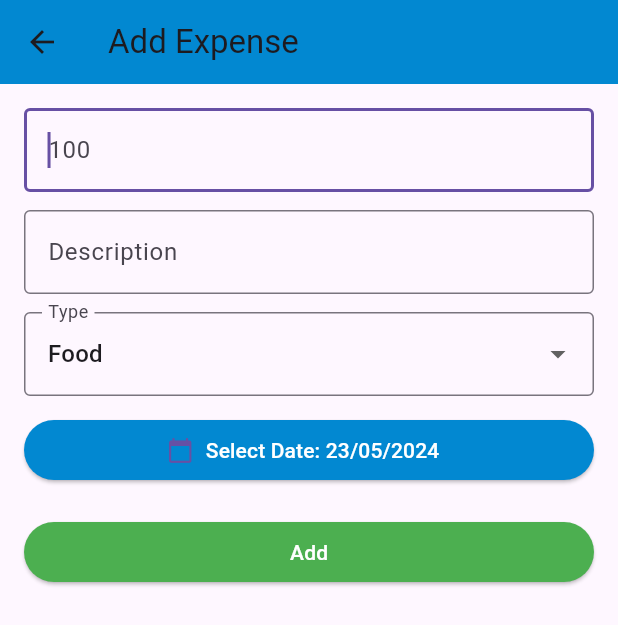
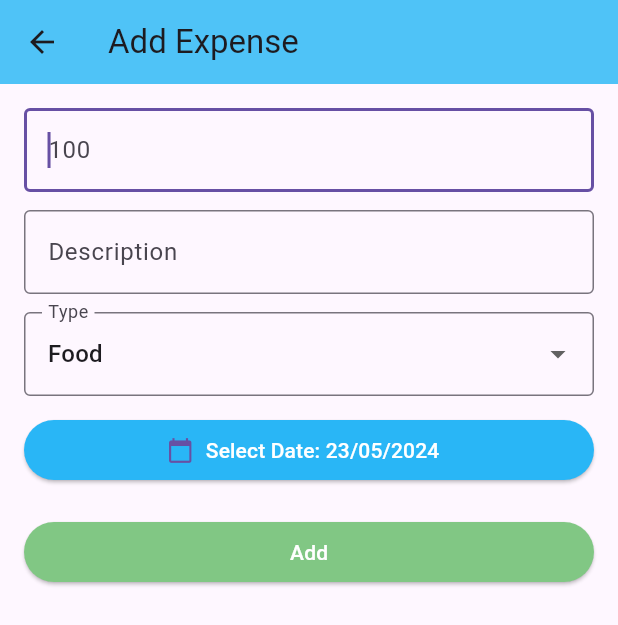
Before and after one commit to abr13/expense_tracker_challenge, a Flutter app: the screen it shows after launch, after a tap on the "add" icon, on a phone screen of 412 x 824 dp. Shown: the top 625 px of the screen. Run offline on Flutter 3.47's test engine with Material 3 defaults, Android fonts, the phone set to English and light mode, and no system bars; our stand-ins replace fl_chart, sqflite; accounts and stored records are empty.

Commit message:
colors, refactor

```diff
--- a/lib/presentation/screens/add_expense_screen.dart
+++ b/lib/presentation/screens/add_expense_screen.dart
@@ -22,7 +22,13 @@ class _AddExpenseScreenState extends State<AddExpenseScreen> {
   late String _type;
 
   // List of expense types
-  final List<String> _expenseTypes = ['Food', 'Transport', 'Entertainment', 'Bills', 'Other'];
+  final List<String> _expenseTypes = [
+    'Food',
+    'Transport',
+    'Entertainment',
+    'Bills',
+    'Other'
+  ];
 
   @override
   void initState() {
@@ -47,7 +53,7 @@ class _AddExpenseScreenState extends State<AddExpenseScreen> {
     return Scaffold(
       appBar: AppBar(
         title: Text(widget.expense != null ? 'Edit Expense' : 'Add Expense'),
-        backgroundColor: Colors.lightBlue[700],
+        backgroundColor: Colors.lightBlue[300],
       ),
       body: Padding(
         padding: const EdgeInsets.all(16.0),
@@ -143,7 +149,7 @@ class _AddExpenseScreenState extends State<AddExpenseScreen> {
                   style: const TextStyle(color: Colors.white),
                 ),
                 style: ElevatedButton.styleFrom(
-                  backgroundColor: Colors.lightBlue[700],
+                  backgroundColor: Colors.lightBlue[400],
                 ),
               ),
               const SizedBox(height: 20),
@@ -171,8 +177,9 @@ class _AddExpenseScreenState extends State<AddExpenseScreen> {
                   }
                 },
                 style: ElevatedButton.styleFrom(
-                  backgroundColor:
-                  widget.expense != null ? Colors.orange : Colors.green,
+                  backgroundColor: widget.expense != null
+                      ? Colors.orange[300]
+                      : Colors.green[300],
                 ),
                 child: Text(
                   widget.expense != null ? 'Update' : 'Add',
--- a/lib/presentation/screens/expense_list_screen.dart
+++ b/lib/presentation/screens/expense_list_screen.dart
@@ -23,6 +23,7 @@ class _ExpenseListScreenState extends State<ExpenseListScreen> {
   SortOption _sortOption = SortOption.ByDateDescending;
   late DateTime _selectedDate;
   bool _isFiltering = false;
+  bool _isWeeklySummary = true;
 
   @override
   void initState() {
@@ -115,7 +116,7 @@ class _ExpenseListScreenState extends State<ExpenseListScreen> {
                   ),
             ),
             const SizedBox(height: 16),
-            _buildSummaryChart(summaries),
+            _buildSummaryChart(summaries, expenseProvider.expenses),
             const SizedBox(height: 16),
             Expanded(
               child: sortedExpenses.isEmpty
@@ -133,6 +134,7 @@ class _ExpenseListScreenState extends State<ExpenseListScreen> {
                       itemBuilder: (context, index) {
                         final expense = sortedExpenses[index];
                         return Card(
+                          color: _getTypeColor(expense.type),
                           elevation: 4,
                           margin: const EdgeInsets.symmetric(vertical: 8),
                           child: ListTile(
@@ -142,7 +144,7 @@ class _ExpenseListScreenState extends State<ExpenseListScreen> {
                                   const TextStyle(fontWeight: FontWeight.bold),
                             ),
                             subtitle: Text(
-                              '₹${expense.amount.toStringAsFixed(2)} - ${DateFormat('dd/MM/yyyy hh:mm a').format(expense.date.toLocal())}',
+                              '₹${expense.amount.toStringAsFixed(2)} - ${DateFormat('dd/MM/yyyy').format(expense.date.toLocal())}',
                               style: TextStyle(
                                 color: Colors.grey[700],
                               ),
@@ -211,17 +213,73 @@ class _ExpenseListScreenState extends State<ExpenseListScreen> {
   }
 
   Map<String, double> _calculateSummaries(List<Expense> expenses) {
-    Map<String, double> summaries = {};
-
-    for (Expense expense in expenses) {
-      summaries[expense.type] = (summaries[expense.type] ?? 0) + expense.amount;
+    if (_isWeeklySummary) {
+      return _calculateWeeklySummaries(expenses);
+    } else {
+      return _calculateMonthlySummaries(expenses);
+    }
   }
 
+  Map<String, double> _calculateWeeklySummaries(List<Expense> expenses) {
+    Map<String, double> summaries = {};
+    DateTime currentDate = DateTime.now();
+    DateTime startOfWeek =
+        currentDate.subtract(Duration(days: currentDate.weekday - 1));
+    DateTime endOfWeek = startOfWeek.add(const Duration(days: 6));
+
+    // Iterate through expenses and aggregate amounts for each category within the week
+    for (Expense expense in expenses) {
+      if (expense.date.isAfter(startOfWeek) &&
+          expense.date.isBefore(endOfWeek)) {
+        summaries[expense.type] =
+            (summaries[expense.type] ?? 0) + expense.amount;
+      }
+    }
     return summaries;
   }
 
-  Widget _buildSummaryChart(Map<String, double> summaries) {
-    return SizedBox(
+  Map<String, double> _calculateMonthlySummaries(List<Expense> expenses) {
+    Map<String, double> summaries = {};
+    DateTime currentDate = DateTime.now();
+    DateTime startOfMonth = DateTime(currentDate.year, currentDate.month, 1);
+    DateTime endOfMonth = DateTime(currentDate.year, currentDate.month + 1, 0);
+
+    // Iterate through expenses and aggregate amounts for each category within the month
+    for (Expense expense in expenses) {
+      if (expense.date.isAfter(startOfMonth) &&
+          expense.date.isBefore(endOfMonth)) {
+        summaries[expense.type] =
+            (summaries[expense.type] ?? 0) + expense.amount;
+      }
+    }
+    return summaries;
+  }
+
+  Widget _buildSummaryChart(
+      Map<String, double> summaries, List<Expense> expenses) {
+    return Column(
+      children: [
+        ToggleButtons(
+          isSelected: [_isWeeklySummary, !_isWeeklySummary],
+          onPressed: (index) {
+            setState(() {
+              _isWeeklySummary = index == 0;
+              // Update the summaries based on the selected option
+              summaries = _calculateSummaries(expenses);
+            });
+          },
+          children: const [
+            Padding(
+              padding: EdgeInsets.symmetric(horizontal: 16.0),
+              child: Text('Weekly'),
+            ),
+            Padding(
+              padding: EdgeInsets.symmetric(horizontal: 16.0),
+              child: Text('Monthly'),
+            ),
+          ],
+        ),
+        SizedBox(
           height: 200,
           child: PieChart(
             PieChartData(
@@ -242,21 +300,23 @@ class _ExpenseListScreenState extends State<ExpenseListScreen> {
               centerSpaceRadius: 40,
             ),
           ),
+        ),
+      ],
     );
   }
 
-  Color _getTypeColor(String type) {
+  Color? _getTypeColor(String type) {
     switch (type) {
       case 'Food':
-        return Colors.blue;
+        return Colors.blue[300];
       case 'Transport':
-        return Colors.green;
+        return Colors.green[300];
       case 'Shopping':
-        return Colors.orange;
+        return Colors.orange[300];
       case 'Entertainment':
-        return Colors.red;
+        return Colors.red[300];
       default:
-        return Colors.grey;
+        return Colors.grey[300];
     }
   }
 
```
Also changed, not shown: 2 other files. Lines whose indentation alone changed are shown as unchanged.
